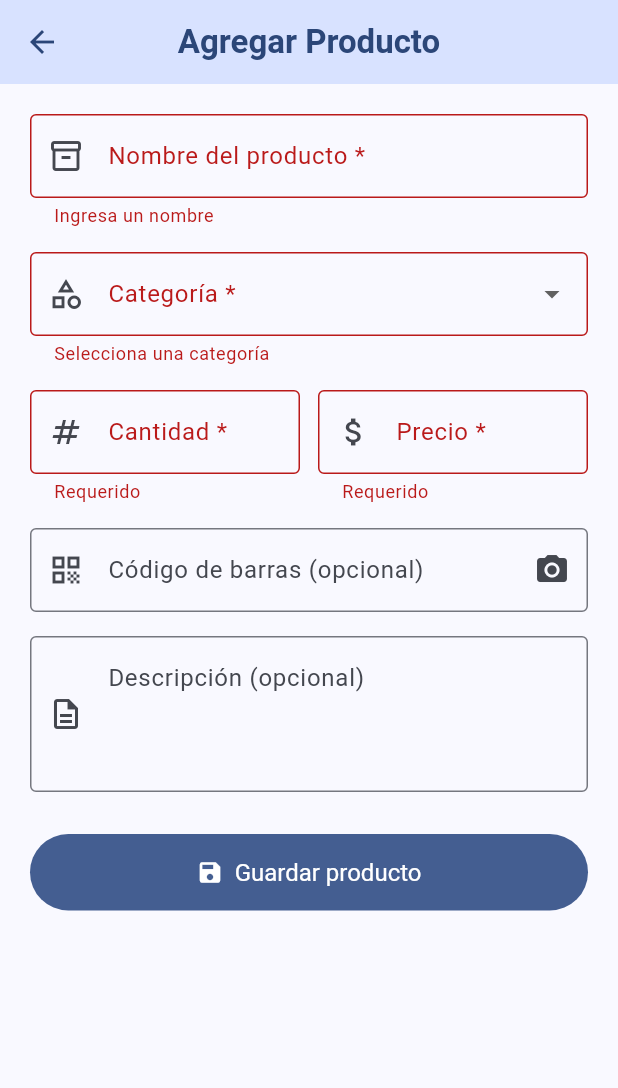
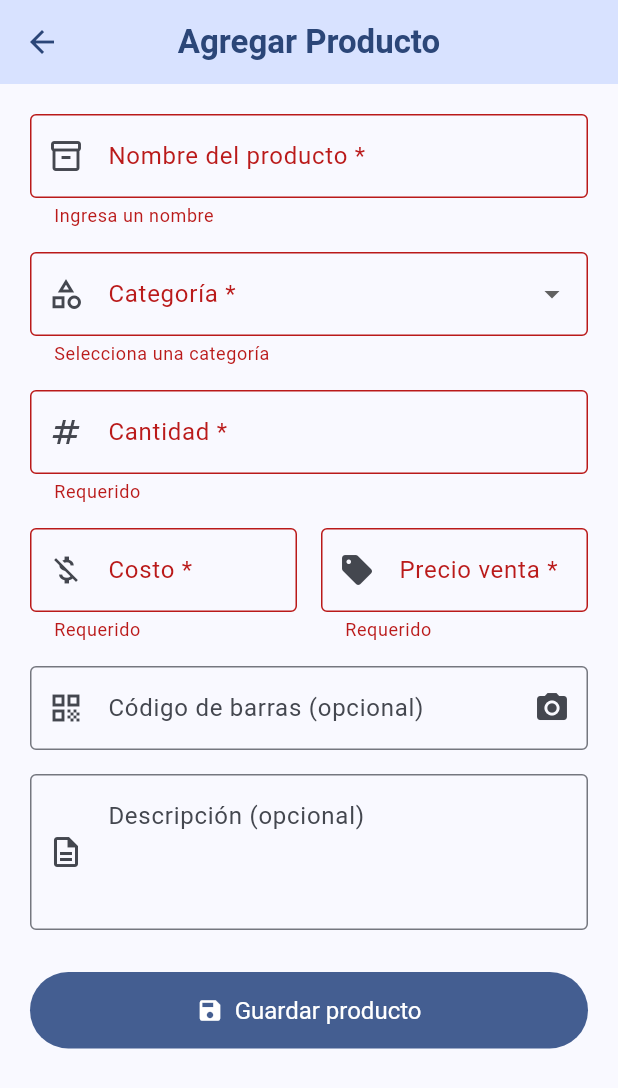
Before and after one commit to HumbertoTacos/Inventarios-Universal, a Flutter app: the AgregarProductoScreen screen opened directly, after a tap on "Guardar producto", on a phone screen of 412 x 824 dp. Shown: the top 1088 px of the screen. Run offline on Flutter 3.47's test engine with Material 3 defaults, Android fonts, the phone set to English and light mode, and no system bars; our stand-ins replace cloud_firestore, firebase_core; missing offline and left inert: mobile_scanner; accounts and stored records are empty.

Commit message:
feat: Implement core inventory and sales management features including data models, Firebase services, and dedicated UI screens.

```diff
--- a/lib/models/producto.dart
+++ b/lib/models/producto.dart
@@ -6,6 +6,7 @@ class Producto {
   final String? color;       // Aplica cuando tipoAtributo == "color"
   final String? diseno;      // Aplica cuando tipoAtributo == "diseño"
   final int cantidad;
+  final double costoPromedio;
   final double precio;
   final String descripcion;
   final String? codigoBarras;
@@ -18,6 +19,7 @@ class Producto {
     this.color,
     this.diseno,
     required this.cantidad,
+    required this.costoPromedio,
     required this.precio,
     this.descripcion = '',
     this.codigoBarras,
@@ -33,6 +35,7 @@ class Producto {
       color: map['color'] as String?,
       diseno: map['diseño'] as String?,
       cantidad: (map['cantidad'] as num?)?.toInt() ?? 0,
+      costoPromedio: (map['costo_promedio'] as num? ?? map['costo'] as num?)?.toDouble() ?? 0.0,
       precio: (map['precio'] as num?)?.toDouble() ?? 0.0,
       descripcion: map['descripcion'] as String? ?? '',
       codigoBarras: map['codigoBarras'] as String?,
@@ -48,6 +51,7 @@ class Producto {
       if (color != null) 'color': color,
       if (diseno != null) 'diseño': diseno,
       'cantidad': cantidad,
+      'costo_promedio': costoPromedio,
       'precio': precio,
       'descripcion': descripcion,
       if (codigoBarras != null) 'codigoBarras': codigoBarras,
@@ -69,6 +73,7 @@ class Producto {
     String? color,
     String? diseno,
     int? cantidad,
+    double? costoPromedio,
     double? precio,
     String? descripcion,
     String? codigoBarras,
@@ -81,6 +86,7 @@ class Producto {
       color: color ?? this.color,
       diseno: diseno ?? this.diseno,
       cantidad: cantidad ?? this.cantidad,
+      costoPromedio: costoPromedio ?? this.costoPromedio,
       precio: precio ?? this.precio,
       descripcion: descripcion ?? this.descripcion,
       codigoBarras: codigoBarras ?? this.codigoBarras,
@@ -91,5 +97,5 @@ class Producto {
   String toString() =>
       'Producto(id: $id, nombre: $nombre, cat: $categoria, '
       'tamaño: $tamano, color: $color, diseño: $diseno, '
-      'cant: $cantidad, precio: \$$precio)';
+      'cant: $cantidad, costoPromedio: \$$costoPromedio, precio: \$$precio)';
 }
--- a/lib/models/venta.dart
+++ b/lib/models/venta.dart
@@ -1,6 +1,7 @@
 class VentaItem {
   final String productoId;
   final String nombre;
+  final double costoUnitario;
   final double precioUnitario;
   final int cantidad;
 
@@ -9,6 +10,7 @@ class VentaItem {
   VentaItem({
     required this.productoId,
     required this.nombre,
+    required this.costoUnitario,
     required this.precioUnitario,
     required this.cantidad,
   });
@@ -17,6 +19,7 @@ class VentaItem {
     return {
       'productoId': productoId,
       'nombre': nombre,
+      'costoUnitario': costoUnitario,
       'precioUnitario': precioUnitario,
       'cantidad': cantidad,
       'subtotal': subtotal,
@@ -27,6 +30,7 @@ class VentaItem {
     return VentaItem(
       productoId: map['productoId'] as String? ?? '',
       nombre: map['nombre'] as String? ?? '',
+      costoUnitario: (map['costoUnitario'] as num?)?.toDouble() ?? 0.0,
       precioUnitario: (map['precioUnitario'] as num?)?.toDouble() ?? 0.0,
       cantidad: (map['cantidad'] as num?)?.toInt() ?? 0,
     );
--- a/lib/screens/agregar_producto_screen.dart
+++ b/lib/screens/agregar_producto_screen.dart
@@ -19,6 +19,7 @@ class _AgregarProductoScreenState extends State<AgregarProductoScreen> {
   // Controladores
   final _nombreCtrl = TextEditingController();
   final _cantidadCtrl = TextEditingController();
+  final _costoCtrl = TextEditingController();
   final _precioCtrl = TextEditingController();
   final _descripcionCtrl = TextEditingController();
   final _codigoBarrasCtrl = TextEditingController();
@@ -34,6 +35,7 @@ class _AgregarProductoScreenState extends State<AgregarProductoScreen> {
   void dispose() {
     _nombreCtrl.dispose();
     _cantidadCtrl.dispose();
+    _costoCtrl.dispose();
     _precioCtrl.dispose();
     _descripcionCtrl.dispose();
     _codigoBarrasCtrl.dispose();
@@ -156,50 +158,65 @@ class _AgregarProductoScreenState extends State<AgregarProductoScreen> {
                     ),
                     const SizedBox(height: 16),
                   ],
+                  // ── Cantidad ──
+                  TextFormField(
+                    controller: _cantidadCtrl,
+                    decoration: const InputDecoration(
+                      labelText: 'Cantidad *',
+                      prefixIcon: Icon(Icons.numbers),
+                      border: OutlineInputBorder(),
+                    ),
+                    keyboardType: TextInputType.number,
+                    inputFormatters: [FilteringTextInputFormatter.digitsOnly],
+                    validator: (v) {
+                      if (v == null || v.trim().isEmpty) return 'Requerido';
+                      if ((int.tryParse(v.trim()) ?? -1) < 0) return 'Invalido';
+                      return null;
+                    },
+                  ),
+                  const SizedBox(height: 16),
 
-                  // ── Cantidad y Precio ──
+                  // ── Costo y Precio ──
                   Row(
                     children: [
                       Expanded(
                         child: TextFormField(
-                          controller: _cantidadCtrl,
+                          controller: _costoCtrl,
                           decoration: const InputDecoration(
-                            labelText: 'Cantidad *',
-                            prefixIcon: Icon(Icons.numbers),
+                            labelText: 'Costo *',
+                            prefixText: '\$ ',
+                            prefixIcon: Icon(Icons.money_off),
                             border: OutlineInputBorder(),
                           ),
-                          keyboardType: TextInputType.number,
+                          keyboardType: const TextInputType.numberWithOptions(decimal: true),
                           inputFormatters: [
-                            FilteringTextInputFormatter.digitsOnly,
+                            FilteringTextInputFormatter.allow(RegExp(r'^\d+\.?\d{0,2}')),
                           ],
                           validator: (v) {
                             if (v == null || v.trim().isEmpty) return 'Requerido';
-                            final n = int.tryParse(v.trim());
-                            if (n == null || n < 0) return 'Número inválido';
+                            if ((double.tryParse(v.trim()) ?? -1) < 0) return 'Invalido';
                             return null;
                           },
                         ),
                       ),
-                      const SizedBox(width: 12),
+                      const SizedBox(width: 16),
                       Expanded(
                         child: TextFormField(
                           controller: _precioCtrl,
                           decoration: const InputDecoration(
-                            labelText: 'Precio *',
-                            prefixIcon: Icon(Icons.attach_money),
+                            labelText: 'Precio venta *',
+                            prefixText: '\$ ',
+                            prefixIcon: Icon(Icons.sell),
                             border: OutlineInputBorder(),
                           ),
-                          keyboardType:
-                              const TextInputType.numberWithOptions(decimal: true),
+                          keyboardType: const TextInputType.numberWithOptions(decimal: true),
                           inputFormatters: [
-                            FilteringTextInputFormatter.allow(
-                              RegExp(r'^\d+\.?\d{0,2}'),
-                            ),
+                            FilteringTextInputFormatter.allow(RegExp(r'^\d+\.?\d{0,2}')),
                           ],
                           validator: (v) {
                             if (v == null || v.trim().isEmpty) return 'Requerido';
                             final n = double.tryParse(v.trim());
-                            if (n == null || n < 0) return 'Precio inválido';
+                            if (n == null || n < 0) return 'Invalido';
                             return null;
                           },
                         ),
@@ -307,6 +324,7 @@ class _AgregarProductoScreenState extends State<AgregarProductoScreen> {
       color: esDiseno ? null : _atributoCtrl.text.trim(),
       diseno: esDiseno ? _atributoCtrl.text.trim() : null,
       cantidad: int.parse(_cantidadCtrl.text.trim()),
+      costoPromedio: double.parse(_costoCtrl.text.trim()),
       precio: double.parse(_precioCtrl.text.trim()),
       descripcion: _descripcionCtrl.text.trim(),
       codigoBarras: _codigoBarrasCtrl.text.trim().isNotEmpty
--- a/lib/screens/ventas_screen.dart
+++ b/lib/screens/ventas_screen.dart
@@ -97,6 +97,7 @@ class _VentasScreenState extends State<VentasScreen> {
           _carrito[existingIndex] = VentaItem(
             productoId: oldItem.productoId,
             nombre: oldItem.nombre,
+            costoUnitario: oldItem.costoUnitario,
             precioUnitario: oldItem.precioUnitario,
             cantidad: nuevaCant,
           );
@@ -104,6 +105,7 @@ class _VentasScreenState extends State<VentasScreen> {
           _carrito.add(VentaItem(
             productoId: producto.id,
             nombre: producto.nombre,
+            costoUnitario: producto.costoPromedio,
             precioUnitario: producto.precio,
             cantidad: cantidad,
           ));
```
Also changed, not shown: lib/screens/inventario_screen.dart (+80 -4 lines), lib/services/firebase_service.dart (+38 -0 lines).
